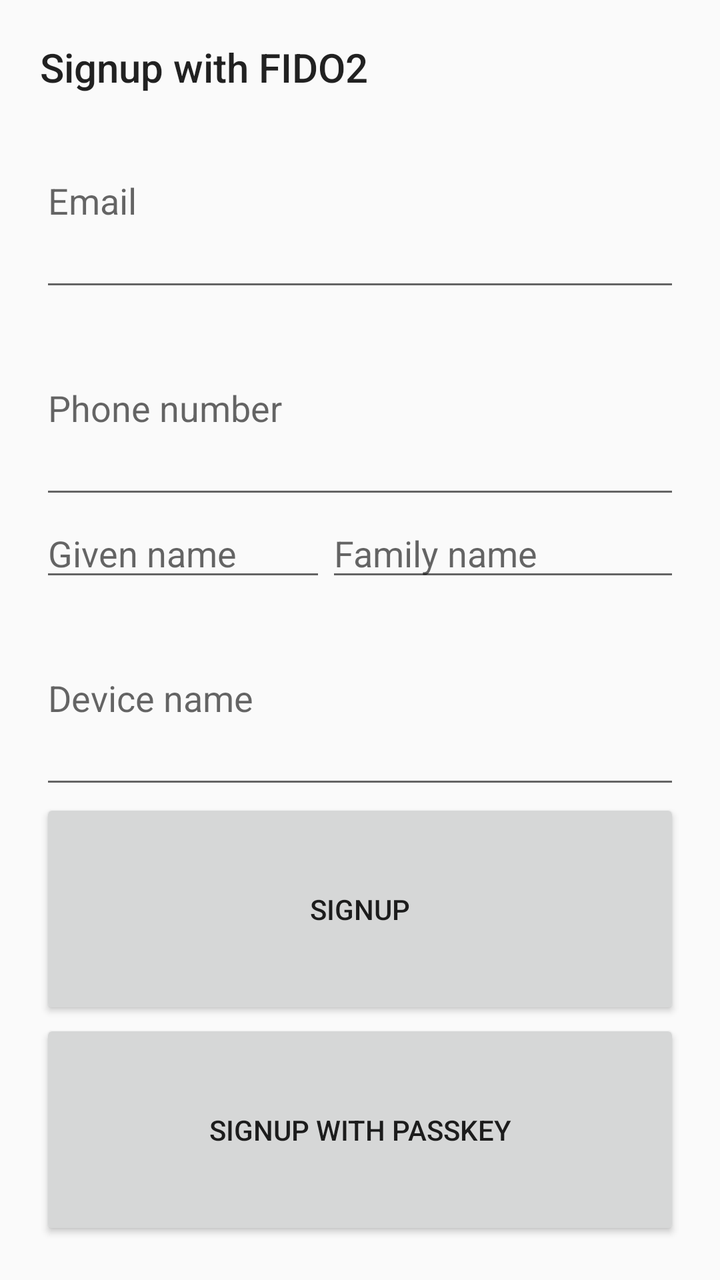
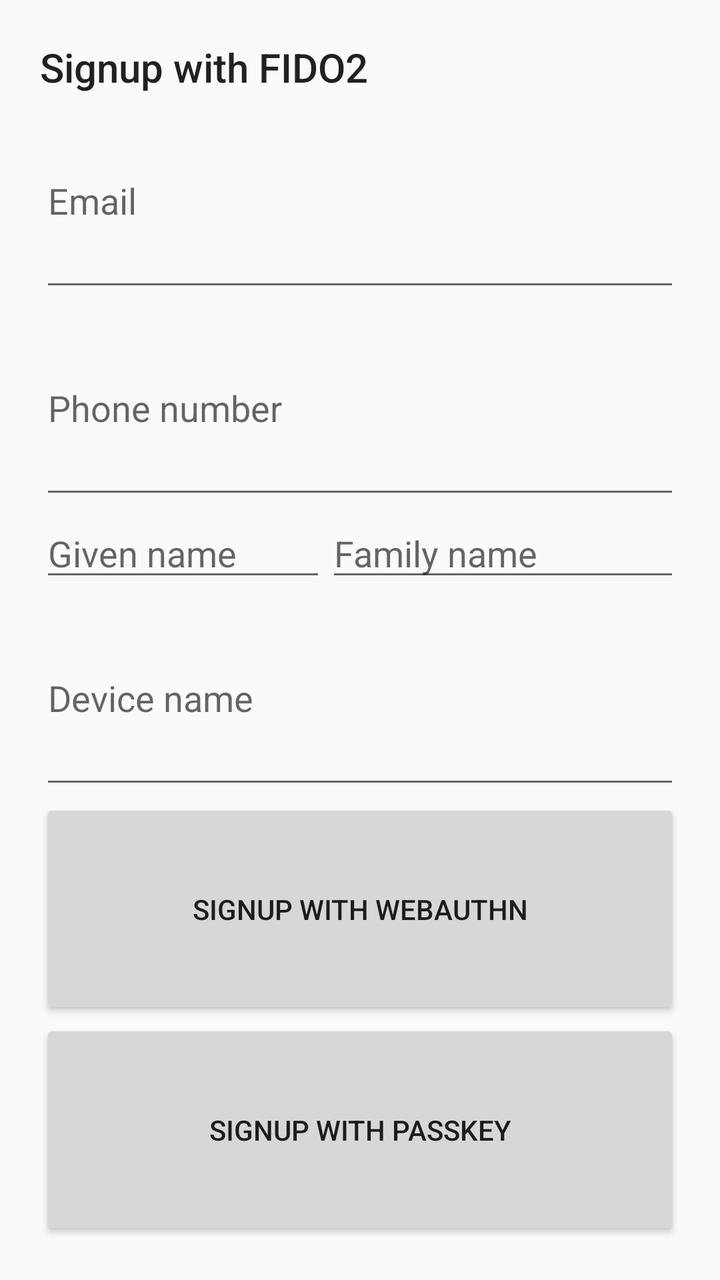

Two renders of the same Android screen: before a commit and after it. Below are the layout's source before the change and the commit's diff.
<!-- AndroidManifest.xml: application theme AppTheme -->
<!-- res/layout/webauthn_signup.xml -->
<?xml version="1.0" encoding="utf-8"?>
<LinearLayout xmlns:android="http://schemas.android.com/apk/res/android"
    xmlns:tools="http://schemas.android.com/tools"
    android:layout_width="match_parent"
    android:layout_height="match_parent"
    android:orientation="vertical"
    android:padding="20dp">

    <TextView
        android:id="@+id/title"
        style="@style/TextAppearance.Widget.AppCompat.Toolbar.Title"
        android:layout_width="match_parent"
        android:layout_height="wrap_content"
        android:text="@string/signup_with_fido2" />

    <EditText
        android:id="@+id/signupWebAuthnEmail"
        android:layout_width="match_parent"
        android:layout_height="wrap_content"
        android:layout_weight="1"
        android:hint="@string/email"
        android:inputType="textEmailAddress"
        android:lines="1" />

    <EditText
        android:id="@+id/signupWebAuthnPhone"
        android:layout_width="match_parent"
        android:layout_height="wrap_content"
        android:layout_weight="1"
        android:hint="@string/phone_number"
        android:importantForAutofill="no"
        android:inputType="phone"
        android:lines="1" />

    <LinearLayout
        android:layout_width="match_parent"
        android:layout_height="wrap_content"
        android:orientation="horizontal"
        tools:ignore="UselessParent">

        <EditText
            android:id="@+id/signupWebAuthnGivenName"
            android:layout_width="76dp"
            android:layout_height="wrap_content"
            android:layout_weight="1"
            android:autofillHints="@string/given_name"
            android:hint="@string/given_name"
            android:inputType="text"
            android:lines="1" />


        <EditText
            android:id="@+id/signupWebAuthnFamilyName"
            android:layout_width="wrap_content"
            android:layout_height="wrap_content"
            android:layout_weight="1"
            android:autofillHints="@string/family_name"
            android:hint="@string/family_name"
            android:inputType="text"
            android:lines="1" />
    </LinearLayout>

    <EditText
        android:id="@+id/signupWebAuthnNewFriendlyName"
        android:layout_width="match_parent"
        android:layout_height="wrap_content"
        android:layout_weight="1"
        android:hint="@string/friendly_name"
        android:importantForAutofill="no"
        android:inputType="text"
        android:lines="1" />

    <Button
        android:id="@+id/signupWithWebAuthn"
        android:layout_width="match_parent"
        android:layout_height="wrap_content"
        android:layout_weight="1"
        android:text="@string/signup" />

    <Button
            android:id="@+id/signupWithPasskey"
            android:layout_width="match_parent"
            android:layout_height="wrap_content"
            android:layout_weight="1"
            android:text="@string/signup_with_passkey" />
</LinearLayout>
<!-- resources referenced by this layout -->
<resources>
  <string name="email">Email</string>
  <string name="family_name">Family name</string>
  <string name="friendly_name">Device name</string>
  <string name="given_name">Given name</string>
  <string name="phone_number">Phone number</string>
  <string name="signup">Signup</string>
  <string name="signup_with_fido2">Signup with FIDO2</string>
  <string name="signup_with_passkey">Signup with passkey</string>
  <style name="AppTheme" parent="Theme.AppCompat.Light.DarkActionBar">
          
          <item name="colorPrimary">@color/colorPrimary</item>
          <item name="colorPrimaryDark">@color/colorPrimaryDark</item>
          <item name="colorAccent">@color/colorAccent</item>
      </style>
  <color name="colorPrimary">#00c24a</color>
  <color name="colorPrimaryDark">#00574B</color>
  <color name="colorAccent">#D81B60</color>
</resources>

<!-- the commit's change to res/layout/webauthn_signup.xml (unified diff, before → after) -->
@@ -75,7 +75,7 @@
         android:layout_width="match_parent"
         android:layout_height="wrap_content"
         android:layout_weight="1"
-        android:text="@string/signup" />
+        android:text="@string/signup_with_webauthn" />
 
     <Button
             android:id="@+id/signupWithPasskey"
<!-- resource entries referenced after the edit -->
@@ -5,9 +5,9 @@
   <string name="friendly_name">Device name</string>
   <string name="given_name">Given name</string>
   <string name="phone_number">Phone number</string>
-  <string name="signup">Signup</string>
   <string name="signup_with_fido2">Signup with FIDO2</string>
-  <string name="signup_with_passkey">Signup with passkey</string>
+  <string name="signup_with_passkey">Signup with Passkey</string>
+  <string name="signup_with_webauthn">Signup with WebAuthn</string>
   <style name="AppTheme" parent="Theme.AppCompat.Light.DarkActionBar">
           
           <item name="colorPrimary">@color/colorPrimary</item>
